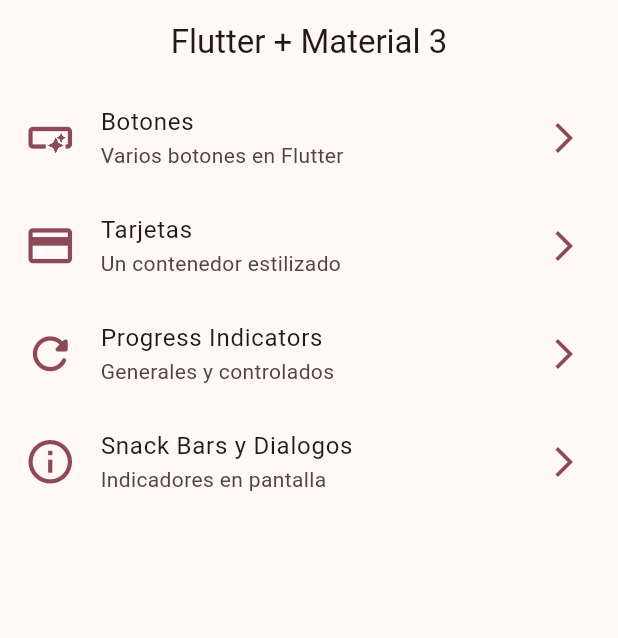
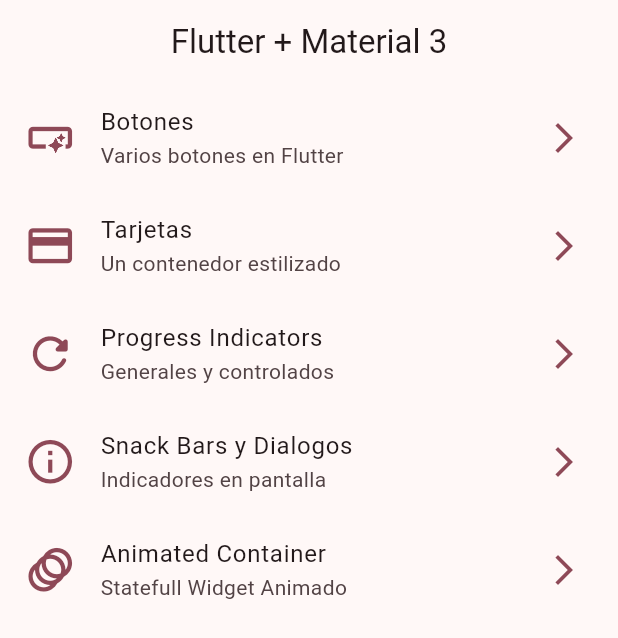
Before and after one commit to ErnestAlf222/flutterWidgets-AppMaterial3, a Flutter app: the screen it shows after launch, on a phone screen of 412 x 824 dp. Shown: the top 638 px of the screen. Run offline on Flutter 3.47's test engine with Material 2 defaults, Android fonts, the phone set to English and light mode, and no system bars; our stand-ins replace go_router.

Commit message:
Animated container terminado!

```diff
--- a/lib/config/menu/menu_items.dart
+++ b/lib/config/menu/menu_items.dart
@@ -41,5 +41,11 @@ const appMenuItems = <MenuItem> [
     link: '/snackbars',
     icon: Icons.info_outline
   ),
+  MenuItem(
+    title: 'Animated Container',
+    subTitle: 'Statefull Widget Animado',
+    link: '/animated',
+    icon: Icons.animation_rounded
+  ),
 
 ];
--- a/lib/config/router/app_router.dart
+++ b/lib/config/router/app_router.dart
@@ -31,5 +31,10 @@ final appRouter = GoRouter(
       name: SnackBarScreen.name,
       builder: (context, state) => const SnackBarScreen(),
     ),
+    GoRoute(
+      path: '/animated',
+      name: AnimatedScreen.name,
+      builder: (context, state) => const AnimatedScreen(),
+    ),
   ],
 );
```
Also changed, not shown: lib/presentation/screens/animated/animated_screen.dart (+59 -2 lines).
